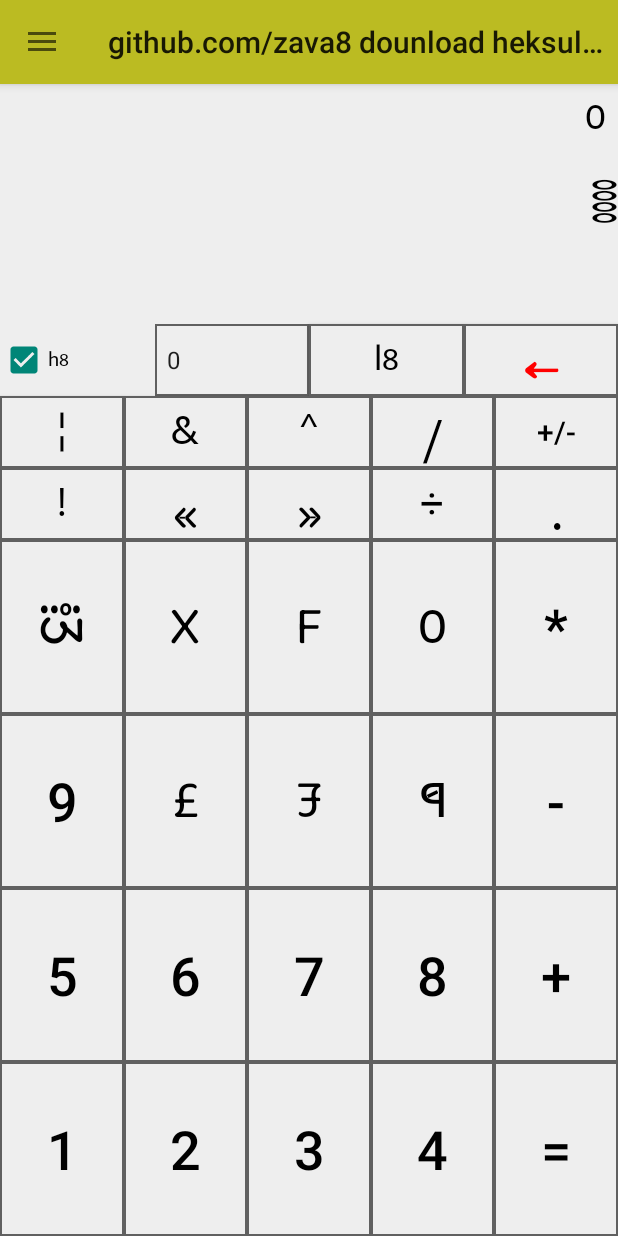
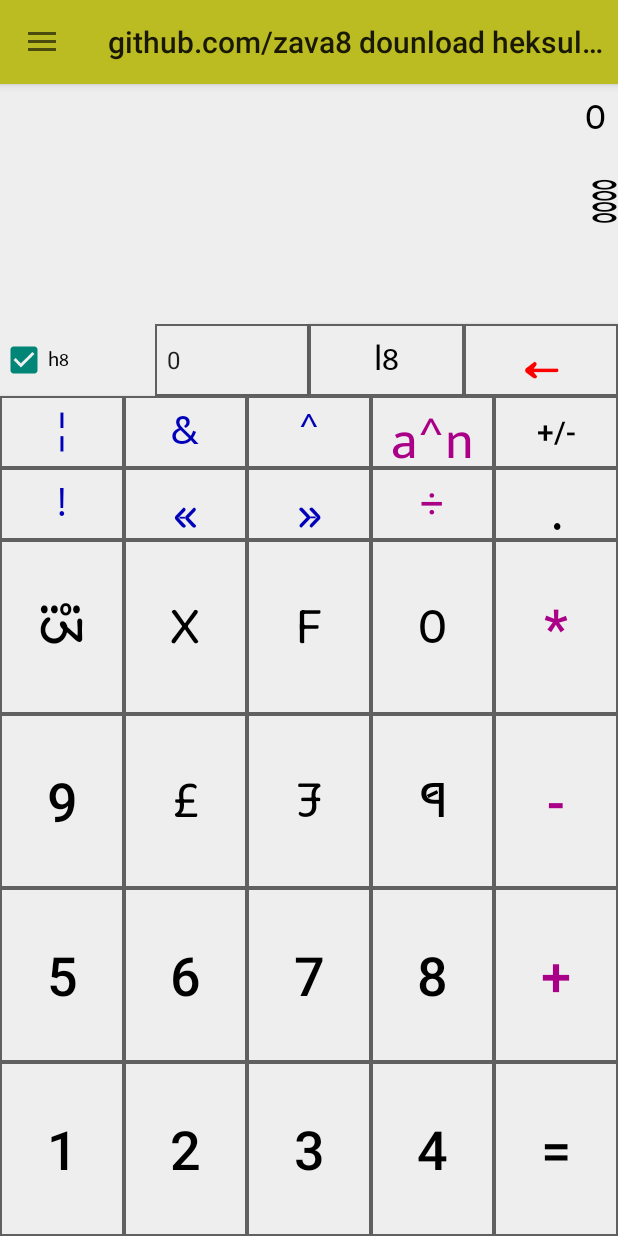
Before and after one commit to zava8/heksuletr, an Android app: the screen it shows after launch (MainActivity), on a phone screen of 412 x 824 dp. Run offline under Robolectric (Android 15) with nearby library versions, the phone set to English and light mode, and no system bars; libraries missing offline, so code that uses them is left out: io.realm; 3 statements that could not run were skipped.

Commit message:
zs810.tumblr.com fb.com/ztrabc vk.com/zs810

```diff
--- a/app/src/main/java/com/zava8/calculator/fragments/StandardFragment.java
+++ b/app/src/main/java/com/zava8/calculator/fragments/StandardFragment.java
@@ -92,7 +92,7 @@
     private void fillOperatorButtons() {
         operatorButtons.add(getView().findViewById(R.id.buttonPlus));
         operatorButtons.add(getView().findViewById(R.id.buttonMinus));
-        operatorButtons.add(getView().findViewById(R.id.buttonRDivide));
+        operatorButtons.add(getView().findViewById(R.id.button_divide));
         operatorButtons.add(getView().findViewById(R.id.buttonMultiply));
         operatorButtons.add(getView().findViewById(R.id.buttonPercent));
 
--- a/app/src/main/java/com/zava8/calculator/model/Operator.java
+++ b/app/src/main/java/com/zava8/calculator/model/Operator.java
@@ -13,7 +13,7 @@
     public static Operator operatorForTitle(String title) {
         switch (title) {
             case "+": return ADD;  case "-": return SUBTRACT; case "*": return MULTIPLY;
-            case "÷": return get_remainder; case "/": return remainder_divide; case "%": return PERCENT;
+            case "÷": return remainder_divide; case "/": return remainder_divide; case "%": return PERCENT;
             case "&": return AND; case "|": return OR;
             case "^": return XOR; case "!": return NOT; case "V": return LSH; case "w": return RSH;
             case "Asin": return ASIN; case "Acos": return ACOS; case "Atan": return ATAN; case "sin": return SIN;
--- a/app/src/main/res/layout-land/fragment_programmer.xml
+++ b/app/src/main/res/layout-land/fragment_programmer.xml
@@ -81,10 +81,10 @@
         app:layout_constraintBottom_toTopOf="@+id/buttonMinus"
         app:layout_constraintEnd_toEndOf="parent"
         app:layout_constraintStart_toEndOf="@+id/button9"
-        app:layout_constraintTop_toBottomOf="@+id/buttonRDivide" />
+        app:layout_constraintTop_toBottomOf="@+id/button_divide" />
 
     <Button
-        android:id="@+id/buttonRDivide"
+        android:id="@+id/button_divide"
         android:layout_width="0dp"
         android:layout_height="0dp"
         android:layout_marginTop="8dp"
@@ -343,7 +343,7 @@
         android:text="Not"
         android:textColor="?attr/secondaryTextColor"
         app:layout_constraintBottom_toTopOf="@+id/button9"
-        app:layout_constraintEnd_toStartOf="@+id/buttonRDivide"
+        app:layout_constraintEnd_toStartOf="@+id/button_divide"
         app:layout_constraintStart_toEndOf="@+id/buttonRSH"
         app:layout_constraintTop_toBottomOf="@+id/radioGroup" />
 
--- a/app/src/main/res/layout-land/fragment_standard.xml
+++ b/app/src/main/res/layout-land/fragment_standard.xml
@@ -173,13 +173,13 @@
         android:text="%"
         android:textColor="?attr/accentColor"
         app:layout_constraintBottom_toTopOf="@+id/button9"
-        app:layout_constraintEnd_toStartOf="@+id/buttonRDivide"
+        app:layout_constraintEnd_toStartOf="@+id/button_divide"
         app:layout_constraintHorizontal_bias="0.5"
         app:layout_constraintStart_toEndOf="@+id/buttonPi"
         app:layout_constraintTop_toBottomOf="@+id/buttonDel" />
 
     <Button
-        android:id="@+id/buttonRDivide"
+        android:id="@+id/button_divide"
         android:layout_width="0dp"
         android:layout_height="0dp"
         android:layout_marginTop="8dp"
@@ -241,7 +241,7 @@
         app:layout_constraintEnd_toEndOf="parent"
         app:layout_constraintHorizontal_bias="0.5"
         app:layout_constraintStart_toEndOf="@+id/button9"
-        app:layout_constraintTop_toBottomOf="@+id/buttonRDivide" />
+        app:layout_constraintTop_toBottomOf="@+id/button_divide" />
 
     <TextView
         android:id="@+id/result_tekst_viyu"
--- a/app/src/main/res/layout/fragment_programmer.xml
+++ b/app/src/main/res/layout/fragment_programmer.xml
@@ -97,26 +97,26 @@
 
 <!-- //////////////////////////////// -->
     <Button android:id="@+id/buttonOR" android:layout_width="0dp" android:layout_height="@dimen/btn_ro2_hait"
-        android:background="@drawable/calculator_button_secondary" android:textColor="?attr/primaryTextColor"
+        android:background="@drawable/calculator_button_secondary" android:textColor="@color/lozikl_opretr_klr"
         android:fontFamily="@font/u5" android:text="@string/or_operator" android:textSize="@dimen/or_tekst_size" android:textAllCaps="false"
         app:layout_constraintEnd_toStartOf="@+id/buttonAND" app:layout_constraintStart_toStartOf="parent"
         app:layout_constraintTop_toBottomOf="@+id/heks_check_boks" />
 
     <Button android:id="@+id/buttonAND" android:layout_width="0dp" android:layout_height="0dp"
-        android:background="@drawable/calculator_button_secondary" android:textColor="?attr/primaryTextColor"
+        android:background="@drawable/calculator_button_secondary" android:textColor="@color/lozikl_opretr_klr"
         android:fontFamily="@font/u5" android:text="@string/And_operator_string" android:textSize="@dimen/and_tekst_size" android:textAllCaps="false"
         app:layout_constraintBottom_toBottomOf="@id/buttonOR" app:layout_constraintTop_toBottomOf="@+id/heks_check_boks"
         app:layout_constraintStart_toEndOf="@+id/buttonOR" app:layout_constraintEnd_toStartOf="@+id/button_zor"  />
 
   <Button    android:id="@+id/button_zor" android:layout_width="0dp"    android:layout_height="0dp"
       android:background="@drawable/calculator_button_secondary" android:textAllCaps="false"
-      android:text="@string/zor_operator_string" android:textSize="@dimen/zor_tekst_size" android:fontFamily="@font/u5" android:textColor="?attr/primaryTextColor"
+      android:text="@string/zor_operator_string" android:textSize="@dimen/zor_tekst_size" android:fontFamily="@font/u5" android:textColor="@color/lozikl_opretr_klr"
       app:layout_constraintBottom_toBottomOf="@id/buttonOR" app:layout_constraintTop_toBottomOf="@+id/heks_check_boks"
-      app:layout_constraintStart_toEndOf="@+id/buttonAND"    app:layout_constraintEnd_toStartOf="@+id/buttonMod"    />
+      app:layout_constraintStart_toEndOf="@+id/buttonAND"    app:layout_constraintEnd_toStartOf="@+id/button_eksponent"    />
 
-    <Button android:id="@+id/buttonMod" android:layout_width="0dp" android:layout_height="0dp"
-        android:background="@drawable/calculator_button_secondary" android:text="@string/get_remainder_button_string" android:textAllCaps="false"
-        android:fontFamily="@font/u5" android:textColor="?attr/primaryTextColor" android:textSize="@dimen/remainder_tekst_size"
+    <Button android:id="@+id/button_eksponent" android:layout_width="0dp" android:layout_height="0dp"
+        android:background="@drawable/calculator_button_secondary" android:text="@string/eksponent_operator_string" android:textAllCaps="false"
+        android:fontFamily="@font/u5" android:textColor="@color/arithmatic_opretr_klr" android:textSize="@dimen/remainder_tekst_size"
         app:layout_constraintBottom_toBottomOf="@id/buttonOR" app:layout_constraintTop_toBottomOf="@+id/heks_check_boks"
         app:layout_constraintStart_toEndOf="@+id/button_zor" app:layout_constraintEnd_toStartOf="@+id/buttonSign"/>
 
@@ -124,32 +124,32 @@
       android:background="@drawable/calculator_button_main"
       android:text="+/-"  android:textColor="?attr/primaryTextColor" android:textSize="@dimen/sign_tekst_size"
       app:layout_constraintBottom_toBottomOf="@id/buttonOR" app:layout_constraintTop_toBottomOf="@+id/heks_check_boks"
-      app:layout_constraintStart_toEndOf="@+id/buttonMod" app:layout_constraintEnd_toEndOf="parent" />
+      app:layout_constraintStart_toEndOf="@+id/button_eksponent" app:layout_constraintEnd_toEndOf="parent" />
 
 <!-- //////////////////////////////// -->
   <Button    android:id="@+id/buttonNOT"    android:layout_width="0dp"    android:layout_height="@dimen/btn_ro3_hait"
       android:background="@drawable/calculator_button_secondary" android:textAllCaps="false"
       android:text="@string/not_operator_string" android:textSize="@dimen/not_tekst_size"
-      android:fontFamily="@font/u5" android:textColor="?attr/primaryTextColor"
+      android:fontFamily="@font/u5" android:textColor="@color/lozikl_opretr_klr"
       app:layout_constraintStart_toStartOf="parent"     app:layout_constraintEnd_toStartOf="@+id/buttonLSH"
       app:layout_constraintTop_toBottomOf="@+id/buttonOR" />/>
 
   <Button    android:id="@+id/buttonLSH" android:fontFamily="@font/u8" android:layout_width="0dp" android:layout_height="0dp"
       android:text="@string/lsh_operator_string" android:textSize="@dimen/lsh_tekst_size"
-      android:background="@drawable/calculator_button_secondary" android:textColor="?attr/primaryTextColor"  android:textAllCaps="false"
+      android:background="@drawable/calculator_button_secondary" android:textColor="@color/lozikl_opretr_klr"  android:textAllCaps="false"
       app:layout_constraintBottom_toBottomOf="@id/buttonNOT" app:layout_constraintTop_toBottomOf="@+id/buttonOR"
    app:layout_constraintStart_toEndOf="@+id/buttonNOT" app:layout_constraintEnd_toStartOf="@+id/buttonRSH"    />
 
   <Button    android:id="@+id/buttonRSH"    android:layout_width="0dp"    android:layout_height="0dp"
-   android:textColor="?attr/primaryTextColor" android:background="@drawable/calculator_button_secondary"
+   android:textColor="@color/lozikl_opretr_klr" android:background="@drawable/calculator_button_secondary"
    android:text="@string/rsh_operator_string"  android:textSize="@dimen/rsh_tekst_size"
       android:fontFamily="@font/u8" android:textAllCaps="false"
       app:layout_constraintBottom_toBottomOf="@id/buttonNOT" app:layout_constraintTop_toBottomOf="@+id/buttonOR"
-      app:layout_constraintStart_toEndOf="@+id/buttonLSH"    app:layout_constraintEnd_toStartOf="@+id/buttonRDivide"    />
+      app:layout_constraintStart_toEndOf="@+id/buttonLSH"    app:layout_constraintEnd_toStartOf="@+id/button_divide"    />
 
-    <Button android:id="@+id/buttonRDivide" android:layout_width="0dp" android:layout_height="0dp"
+    <Button android:id="@+id/button_divide" android:layout_width="0dp" android:layout_height="0dp"
         android:background="@drawable/calculator_button_main" android:text="@string/remainder_divide_operator_string"
-        android:fontFamily="@font/u5" android:textColor="?attr/accentColor"  android:textSize="@dimen/divide_tekst_size"
+        android:fontFamily="@font/u5" android:textColor="@color/arithmatic_opretr_klr"  android:textSize="@dimen/divide_tekst_size"
         app:layout_constraintBottom_toBottomOf="@id/buttonNOT" app:layout_constraintTop_toBottomOf="@+id/buttonOR"
         app:layout_constraintStart_toEndOf="@+id/buttonRSH" app:layout_constraintEnd_toStartOf="@+id/button_decimal_point"/>
 
@@ -158,7 +158,7 @@
       android:gravity="center_vertical|center_horizontal" android:text="@string/decimal_point_operator_string"  android:textColor="?attr/primaryTextColor"
       android:fontFamily="@font/u5" android:textSize="@dimen/dot_tekst_size"
      app:layout_constraintBottom_toBottomOf="@id/buttonNOT" app:layout_constraintTop_toBottomOf="@+id/buttonOR"
-      app:layout_constraintStart_toEndOf="@+id/buttonRDivide" app:layout_constraintEnd_toEndOf="parent" />
+      app:layout_constraintStart_toEndOf="@+id/button_divide" app:layout_constraintEnd_toEndOf="parent" />
 
 
 
@@ -191,7 +191,7 @@
 
   <Button android:id="@+id/buttonMultiply" android:layout_width="0dp" android:layout_height="0dp"
    android:background="@drawable/calculator_button_main" android:text="@string/multiply_operator_string"
-      android:textColor="?attr/accentColor" android:textSize="@dimen/dot_tekst_size"
+      android:textColor="@color/arithmatic_opretr_klr" android:textSize="@dimen/dot_tekst_size"
       app:layout_constraintBottom_toTopOf="@+id/buttonMinus" app:layout_constraintTop_toBottomOf="@+id/buttonNOT"
    app:layout_constraintStart_toEndOf="@+id/button0" app:layout_constraintEnd_toEndOf="parent" />
 
@@ -221,7 +221,7 @@
    app:layout_constraintStart_toEndOf="@id/buttonB" app:layout_constraintEnd_toStartOf="@+id/buttonMinus" />
 
   <Button android:id="@+id/buttonMinus" android:layout_width="0dp" android:layout_height="0dp"
-   android:background="@drawable/calculator_button_main" android:text="-" android:textColor="?attr/accentColor"  android:textSize="@dimen/dot_tekst_size"
+   android:background="@drawable/calculator_button_main" android:text="-" android:textColor="@color/arithmatic_opretr_klr"  android:textSize="@dimen/dot_tekst_size"
       app:layout_constraintBottom_toTopOf="@+id/buttonPlus" app:layout_constraintTop_toBottomOf="@+id/buttonMultiply"
    app:layout_constraintStart_toEndOf="@+id/buttonC" app:layout_constraintEnd_toEndOf="parent" />
 <!-- //////////////////////////////// -->
@@ -250,7 +250,7 @@
    app:layout_constraintStart_toEndOf="@+id/button7" app:layout_constraintEnd_toStartOf="@+id/buttonPlus" />
 
   <Button android:id="@+id/buttonPlus" android:layout_width="0dp" android:layout_height="0dp"
-   android:background="@drawable/calculator_button_main" android:text="+" android:textColor="?attr/accentColor" android:textSize="@dimen/dot_tekst_size"
+   android:background="@drawable/calculator_button_main" android:text="+" android:textColor="@color/arithmatic_opretr_klr" android:textSize="@dimen/dot_tekst_size"
       app:layout_constraintBottom_toTopOf="@+id/buttonEquals" app:layout_constraintTop_toBottomOf="@+id/buttonMinus"
    app:layout_constraintStart_toEndOf="@+id/button8" app:layout_constraintEnd_toEndOf="parent" />
 <!-- //////////////////////////////// -->
--- a/app/src/main/res/layout/fragment_standard.xml
+++ b/app/src/main/res/layout/fragment_standard.xml
@@ -197,13 +197,13 @@
         android:text="%"
         android:textColor="?attr/accentColor"
         app:layout_constraintBottom_toTopOf="@+id/button9"
-        app:layout_constraintEnd_toStartOf="@+id/buttonRDivide"
+        app:layout_constraintEnd_toStartOf="@+id/button_divide"
         app:layout_constraintHorizontal_bias="0.5"
         app:layout_constraintStart_toEndOf="@+id/buttonPi"
         app:layout_constraintTop_toBottomOf="@+id/buttonDel" />
 
     <Button
-        android:id="@+id/buttonRDivide"
+        android:id="@+id/button_divide"
         android:layout_width="0dp"
         android:layout_height="0dp"
         android:background="@drawable/calculator_button_main"
@@ -264,7 +264,7 @@
         app:layout_constraintEnd_toEndOf="parent"
         app:layout_constraintHorizontal_bias="0.5"
         app:layout_constraintStart_toEndOf="@+id/button9"
-        app:layout_constraintTop_toBottomOf="@+id/buttonRDivide" />
+        app:layout_constraintTop_toBottomOf="@+id/button_divide" />
 
     <TextView
         android:id="@+id/result_tekst_viyu"
--- a/app/src/main/res/values/colors.xml
+++ b/app/src/main/res/values/colors.xml
@@ -15,6 +15,8 @@
 <!--    <color name="primaryTextColor">#606060</color>-->
     <color name="primaryTextColor">#000000</color>
     <color name="deleteTextColor">#ff0000</color>
+    <color name="lozikl_opretr_klr">#0000bb</color>
+    <color name="arithmatic_opretr_klr">#aa0088</color>
 
     <color name="secondaryTextColor">#898989</color>
     <!-- <color name="disabledTextColor">#DDDDDD</color> -->
--- a/app/src/main/res/values/strings.xml
+++ b/app/src/main/res/values/strings.xml
@@ -51,7 +51,8 @@
     <string name="abs_operator_string" translatable="false">|a|</string>
     <string name="skuareroot_operator_string" translatable="false">√</string>
     <string name="factorial_operator_string" translatable="false">a!</string>
-    <string name="get_remainder_button_string" translatable="false">/</string>
+<!--    <string name="get_remainder_button_string" translatable="false">/</string>-->
+<!--    <string name="get_xny" translatable="false">x^y</string>-->
     <string name="heks_cb_label" translatable="false">h8</string>
     <string name="phlot_div_button_label" translatable="false">÷_f</string>
     <string name="decimal_point_label" translatable="false">.0?</string>
```
Also changed, not shown: app/src/main/java/com/zava8/calculator/fragments/ProgrammerFragment.java (+5 -5 lines), app/src/main/java/com/zava8/calculator/utils/ProgrammerOperationsUtil.java (+10 -10 lines), 7 other files.
